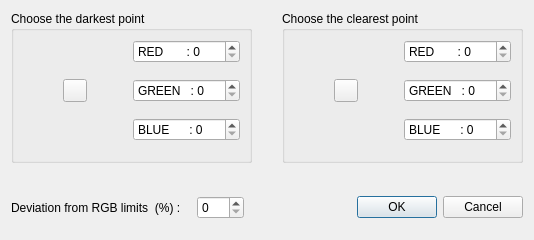
Old version of the form RgbDialog.ui in the repository ckeleshi/ptrans.
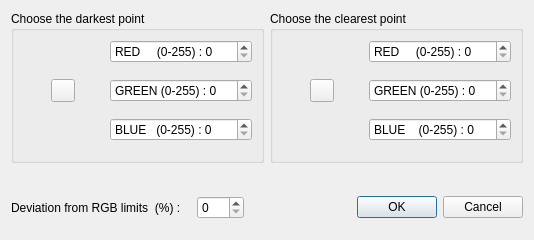
New version of the form. Icons and pictures are not drawn.

The edit to the form file:
```diff
--- a/RgbDialog.ui
+++ b/RgbDialog.ui
@@ -36,7 +36,7 @@
           <item row="0" column="3">
            <widget class="QDoubleSpinBox" name="red_first">
             <property name="prefix">
-             <string notr="true">RED       : </string>
+             <string notr="true">RED     (0-255) : </string>
             </property>
             <property name="decimals">
              <number>0</number>
@@ -111,7 +111,7 @@
           <item row="4" column="3">
            <widget class="QDoubleSpinBox" name="blue_first">
             <property name="prefix">
-             <string notr="true">BLUE      : </string>
+             <string notr="true">BLUE   (0-255) : </string>
             </property>
             <property name="decimals">
              <number>0</number>
@@ -140,7 +140,7 @@
           <item row="2" column="3">
            <widget class="QDoubleSpinBox" name="green_first">
             <property name="prefix">
-             <string notr="true">GREEN   : </string>
+             <string notr="true">GREEN (0-255) : </string>
             </property>
             <property name="decimals">
              <number>0</number>
@@ -197,7 +197,7 @@
           <item row="0" column="3">
            <widget class="QDoubleSpinBox" name="red_second">
             <property name="prefix">
-             <string notr="true">RED       : </string>
+             <string notr="true">RED     (0-255) : </string>
             </property>
             <property name="decimals">
              <number>0</number>
@@ -243,7 +243,7 @@
           <item row="4" column="3">
            <widget class="QDoubleSpinBox" name="blue_second">
             <property name="prefix">
-             <string notr="true">BLUE      : </string>
+             <string notr="true">BLUE    (0-255) : </string>
             </property>
             <property name="decimals">
              <number>0</number>
@@ -275,7 +275,7 @@
           <item row="2" column="3">
            <widget class="QDoubleSpinBox" name="green_second">
             <property name="prefix">
-             <string notr="true">GREEN   : </string>
+             <string notr="true">GREEN (0-255) : </string>
             </property>
             <property name="decimals">
              <number>0</number>
```
